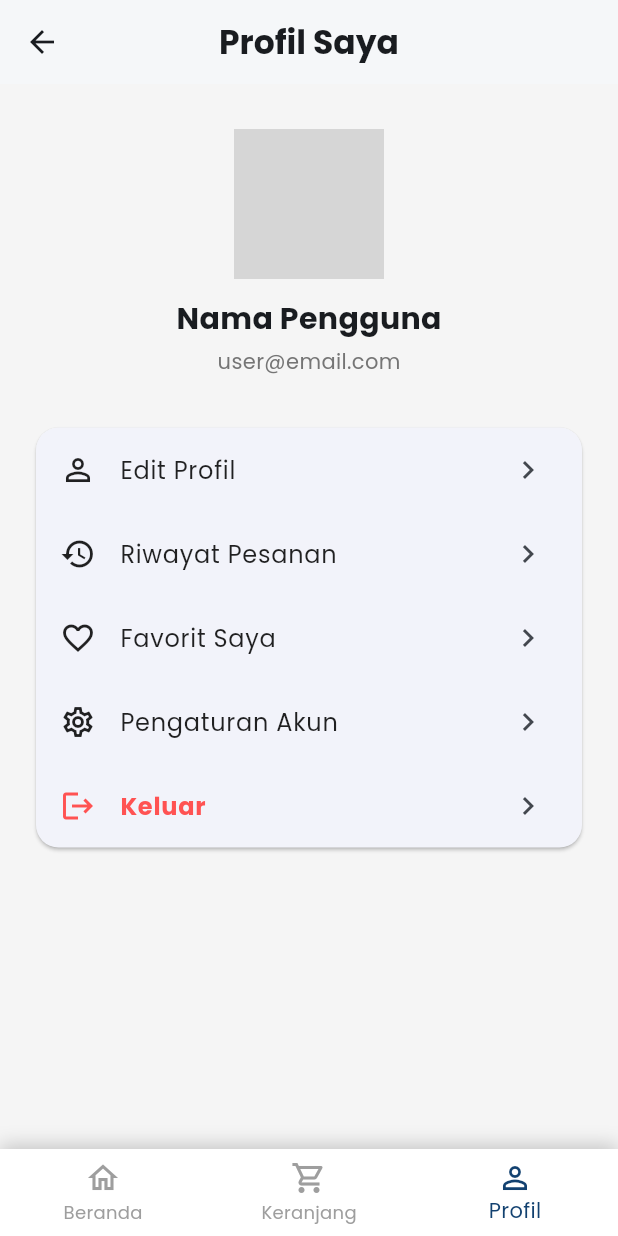
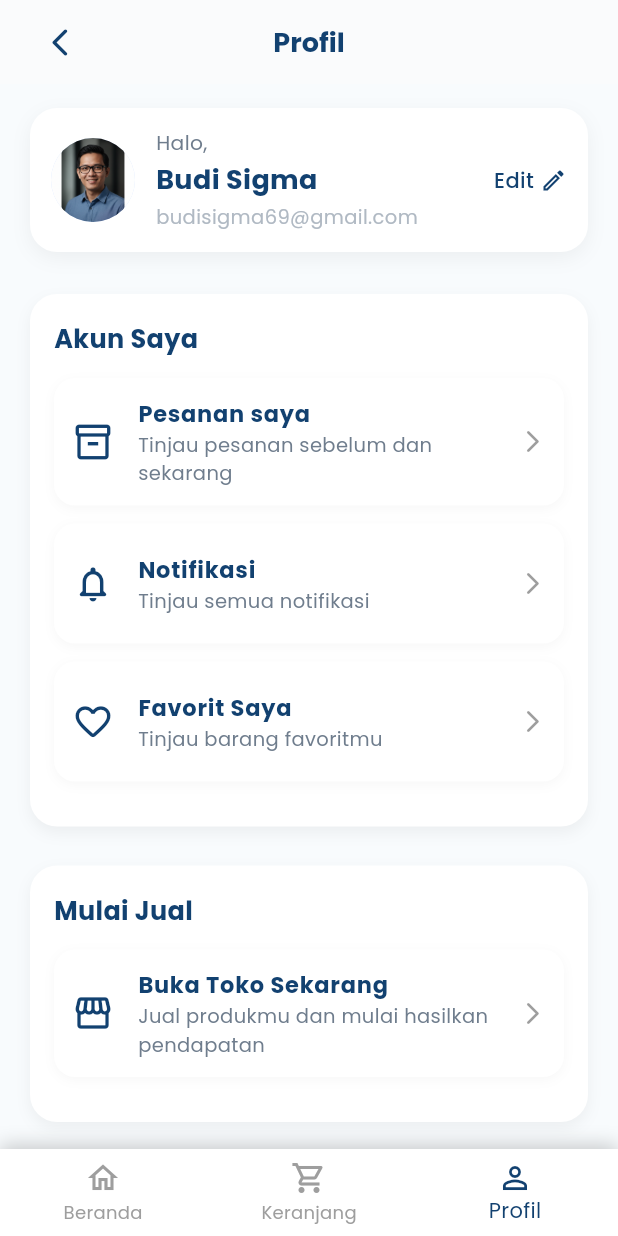
Before and after one commit to Rafael-Sinaga/ravello, a Flutter app: the ProfilePage screen opened by its route, on a phone screen of 412 x 824 dp. Run offline on Flutter 3.47's test engine with Material 3 defaults, Android fonts, the phone set to English and light mode, and no system bars; grey boxes are pictures that could not be loaded.

Commit message:
profile page

```diff
--- a/lib/pages/profile_page.dart
+++ b/lib/pages/profile_page.dart
@@ -2,99 +2,213 @@
 import 'package:flutter/material.dart';
 import '../widgets/navbar.dart';
 
-class ProfilePage extends StatefulWidget {
+class ProfilePage extends StatelessWidget {
   const ProfilePage({super.key});
 
   @override
-  State<ProfilePage> createState() => _ProfilePageState();
-}
-
-class _ProfilePageState extends State<ProfilePage> {
-  @override
   Widget build(BuildContext context) {
     return Scaffold(
-      backgroundColor: Colors.grey[100],
+      backgroundColor: const Color(0xFFF8FBFD),
       appBar: AppBar(
-        title: const Text(
-          'Profil Saya',
-          style: TextStyle(fontWeight: FontWeight.bold),
+        automaticallyImplyLeading: false,
+        backgroundColor: Colors.white,
+        elevation: 0.5,
+        title: Row(
+          children: [
+            IconButton(
+              icon: const Icon(Icons.arrow_back_ios_new_rounded,
+                  color: Color(0xFF124170), size: 22),
+              onPressed: () => Navigator.pop(context),
+            ),
+            const Expanded(
+              child: Text(
+                'Profil',
+                textAlign: TextAlign.center,
+                style: TextStyle(
+                  fontFamily: 'Poppins',
+                  fontSize: 18,
+                  fontWeight: FontWeight.w600,
+                  color: Color(0xFF124170),
+                ),
+              ),
+            ),
+            const SizedBox(width: 48),
+          ],
         ),
-        centerTitle: true,
-        backgroundColor: Colors.white,
-        elevation: 1,
       ),
 
-      // isi halaman profil
       body: SingleChildScrollView(
-        padding: const EdgeInsets.symmetric(horizontal: 20, vertical: 30),
+        padding: const EdgeInsets.symmetric(horizontal: 20, vertical: 16),
         child: Column(
+          crossAxisAlignment: CrossAxisAlignment.start,
           children: [
-            // Foto profil + nama
-            Center(
-              child: Column(
+            // ===== CARD PROFIL USER =====
+            Container(
+              padding: const EdgeInsets.all(14),
+              decoration: BoxDecoration(
+                color: Colors.white,
+                borderRadius: BorderRadius.circular(18),
+                boxShadow: [
+                  BoxShadow(
+                    color: Colors.black.withOpacity(0.05),
+                    blurRadius: 10,
+                    offset: const Offset(0, 4),
+                  ),
+                ],
+              ),
+              child: Row(
+                crossAxisAlignment: CrossAxisAlignment.center,
                 children: [
                   const CircleAvatar(
-                    radius: 50,
-                    backgroundImage: AssetImage('assets/images/default_user.png'),
+                    radius: 28,
+                    backgroundImage: AssetImage('assets/images/Profile.png'),
                   ),
-                  const SizedBox(height: 12),
-                  const Text(
-                    'Nama Pengguna',
-                    style: TextStyle(fontSize: 20, fontWeight: FontWeight.bold),
+                  const SizedBox(width: 14),
+                  Expanded(
+                    child: Column(
+                      crossAxisAlignment: CrossAxisAlignment.start,
+                      children: const [
+                        Text(
+                          'Halo,',
+                          style: TextStyle(
+                            fontSize: 13.5,
+                            color: Color(0xFF6F7D8D),
+                            fontWeight: FontWeight.w400,
+                          ),
+                        ),
+                        SizedBox(height: 2),
+                        Text(
+                          'Budi Sigma',
+                          style: TextStyle(
+                            fontSize: 18,
+                            fontWeight: FontWeight.w700,
+                            color: Color(0xFF124170),
+                          ),
+                        ),
+                        SizedBox(height: 2),
+                        Text(
+                          'budisigma69@gmail.com',
+                          style: TextStyle(
+                            fontSize: 13,
+                            color: Color(0xFFB0B9C3),
+                            fontWeight: FontWeight.w400,
+                          ),
+                        ),
+                      ],
+                    ),
                   ),
-                  const SizedBox(height: 4),
-                  Text(
-                    'user@email.com',
-                    style: TextStyle(color: Colors.grey[600]),
+                  InkWell(
+                    borderRadius: BorderRadius.circular(8),
+                    onTap: () {},
+                    child: Row(
+                      children: const [
+                        Text(
+                          'Edit',
+                          style: TextStyle(
+                            fontSize: 14,
+                            color: Color(0xFF124170),
+                            fontWeight: FontWeight.w500,
+                          ),
+                        ),
+                        SizedBox(width: 4),
+                        Icon(Icons.edit_outlined,
+                            color: Color(0xFF124170), size: 18),
+                      ],
+                    ),
                   ),
                 ],
               ),
             ),
-            const SizedBox(height: 30),
 
-            // Menu pengaturan akun
-            Card(
-              shape: RoundedRectangleBorder(
-                borderRadius: BorderRadius.circular(15),
+            const SizedBox(height: 28),
+
+            // ===== CONTAINER AKUN SAYA =====
+            Container(
+              padding: const EdgeInsets.symmetric(horizontal: 16, vertical: 18),
+              decoration: BoxDecoration(
+                color: Colors.white,
+                borderRadius: BorderRadius.circular(18),
+                boxShadow: [
+                  BoxShadow(
+                    color: Colors.black.withOpacity(0.05),
+                    blurRadius: 8,
+                    offset: const Offset(0, 4),
+                  ),
+                ],
               ),
               child: Column(
+                crossAxisAlignment: CrossAxisAlignment.start,
                 children: [
-                  _buildMenuItem(
-                    icon: Icons.person_outline,
-                    title: 'Edit Profil',
+                  const Text(
+                    'Akun Saya',
+                    style: TextStyle(
+                      fontFamily: 'Poppins',
+                      fontSize: 17,
+                      fontWeight: FontWeight.w600,
+                      color: Color(0xFF124170),
+                    ),
+                  ),
+                  const SizedBox(height: 14),
+
+                  _buildMenuCard(
+                    icon: Icons.inventory_2_outlined,
+                    title: 'Pesanan saya',
+                    subtitle: 'Tinjau pesanan sebelum dan sekarang',
+                    onTap: () {},
+                  ),
+                  _buildMenuCard(
+                    icon: Icons.notifications_none_rounded,
+                    title: 'Notifikasi',
+                    subtitle: 'Tinjau semua notifikasi',
+                    onTap: () {},
+                  ),
+                  _buildMenuCard(
+                    icon: Icons.favorite_border_rounded,
+                    title: 'Favorit Saya',
+                    subtitle: 'Tinjau barang favoritmu',
+                    onTap: () {},
+                  ),
+                ],
+              ),
+            ),
+
+            const SizedBox(height: 26),
+
+            // ===== CONTAINER MULAI JUAL =====
+            Container(
+              padding: const EdgeInsets.symmetric(horizontal: 16, vertical: 18),
+              decoration: BoxDecoration(
+                color: Colors.white,
+                borderRadius: BorderRadius.circular(18),
+                boxShadow: [
+                  BoxShadow(
+                    color: Colors.black.withOpacity(0.05),
+                    blurRadius: 8,
+                    offset: const Offset(0, 4),
+                  ),
+                ],
+              ),
+              child: Column(
+                crossAxisAlignment: CrossAxisAlignment.start,
+                children: [
+                  const Text(
+                    'Mulai Jual',
+                    style: TextStyle(
+                      fontFamily: 'Poppins',
+                      fontSize: 17,
+                      fontWeight: FontWeight.w600,
+                      color: Color(0xFF124170),
+                    ),
+                  ),
+                  const SizedBox(height: 14),
+                  _buildMenuCard(
+                    icon: Icons.storefront_outlined,
+                    title: 'Buka Toko Sekarang',
+                    subtitle: 'Jual produkmu dan mulai hasilkan pendapatan',
                     onTap: () {
-                      // nanti arahkan ke halaman edit profil
+                      // Navigasi ke halaman registrasi penjual
+                      Navigator.pushNamed(context, '/registerSeller');
                     },
-                  ),
-                  _buildMenuItem(
-                    icon: Icons.history,
-                    title: 'Riwayat Pesanan',
-                    onTap: () {
-                      // arahkan ke halaman riwayat pesanan
-                    },
-                  ),
-                  _buildMenuItem(
-                    icon: Icons.favorite_border,
-                    title: 'Favorit Saya',
-                    onTap: () {
-                      Navigator.pushNamed(context, '/favorite');
-                      // arahkan ke wishlist atau favorit
-                    },
-                  ),
-                  _buildMenuItem(
-                    icon: Icons.settings_outlined,
-                    title: 'Pengaturan Akun',
-                    onTap: () {
-                      // halaman pengaturan
-                    },
-                  ),
-                  _buildMenuItem(
-                    icon: Icons.logout,
-                    title: 'Keluar',
-                    onTap: () {
-                      // log out
-                    },
-                    isLogout: true,
                   ),
                 ],
               ),
@@ -103,33 +217,55 @@ class _ProfilePageState extends State<ProfilePage> {
         ),
       ),
 
-      // Navbar di bagian bawah
-      bottomNavigationBar: const Navbar(currentIndex: 2), // sesuai urutan: 0=home,1=cart,2=profile
+      bottomNavigationBar: const Navbar(currentIndex: 2),
     );
   }
 
-  // Widget helper buat item menu
-  Widget _buildMenuItem({
+  Widget _buildMenuCard({
     required IconData icon,
     required String title,
+    required String subtitle,
     required VoidCallback onTap,
-    bool isLogout = false,
   }) {
-    return ListTile(
-      leading: Icon(
-        icon,
-        color: isLogout ? Colors.redAccent : Colors.black87,
+    return Container(
+      margin: const EdgeInsets.only(bottom: 12),
+      padding: const EdgeInsets.symmetric(horizontal: 12, vertical: 4),
+      decoration: BoxDecoration(
+        color: Colors.white,
+        borderRadius: BorderRadius.circular(14),
+        boxShadow: [
+          BoxShadow(
+            color: Colors.black.withOpacity(0.03),
+            blurRadius: 6,
+            offset: const Offset(0, 2),
+          ),
+        ],
       ),
-      title: Text(
-        title,
-        style: TextStyle(
-          fontSize: 16,
-          color: isLogout ? Colors.redAccent : Colors.black87,
-          fontWeight: isLogout ? FontWeight.w600 : FontWeight.normal,
+      child: ListTile(
+        contentPadding: EdgeInsets.zero,
+        leading: Icon(icon, color: const Color(0xFF124170), size: 28),
+        title: Text(
+          title,
+          style: const TextStyle(
+            fontWeight: FontWeight.w600,
+            color: Color(0xFF124170),
+            fontSize: 15,
+          ),
         ),
+        subtitle: Text(
+          subtitle,
+          style: const TextStyle(
+            color: Color(0xFF6F7D8D),
+            fontSize: 13,
+          ),
+        ),
+        trailing: const Icon(
+          Icons.arrow_forward_ios_rounded,
+          color: Colors.black38,
+          size: 18,
+        ),
+        onTap: onTap,
       ),
-      trailing: const Icon(Icons.chevron_right),
-      onTap: onTap,
     );
   }
 }
```
